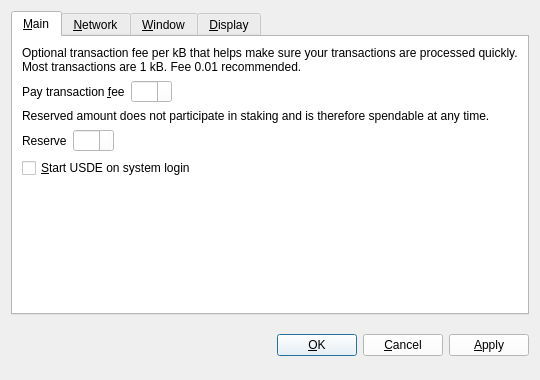
First picture: the form in src/qt/forms/optionsdialog.ui, repository owner232/USDEX, before the edit.
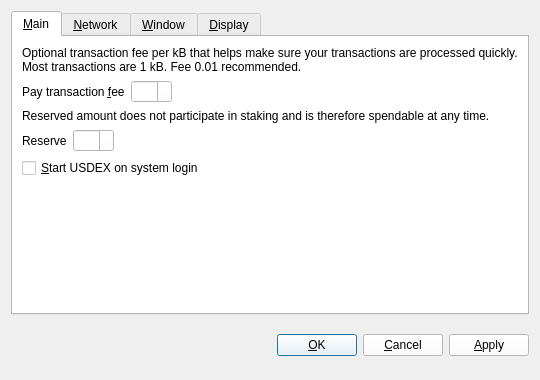
Second picture: the form after the edit. The open tabs and pages were chosen to show the change. Icons and pictures are not drawn. Custom widgets are drawn as their Qt base class.

Commit message: Changing USDE to USDEX Welcome to the Start of the Unification of the Next Generation Cryptocurrencies

Diff of the .ui file:
```diff
--- a/src/qt/forms/optionsdialog.ui
+++ b/src/qt/forms/optionsdialog.ui
@@ -3096,7 +3096,7 @@
           <string>Automatically start USDE after logging in to the system.</string>
          </property>
          <property name="text">
-          <string>&amp;Start USDE on system login</string>
+          <string>&amp;Start USDEX on system login</string>
          </property>
         </widget>
        </item>
```
Left out of the diff: 10 changed lines with no effect on the pictures. The commit also changes 127 other files.
